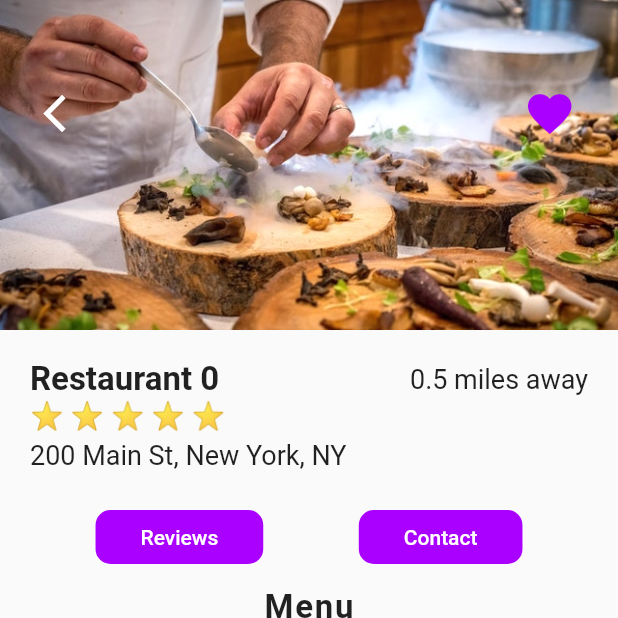
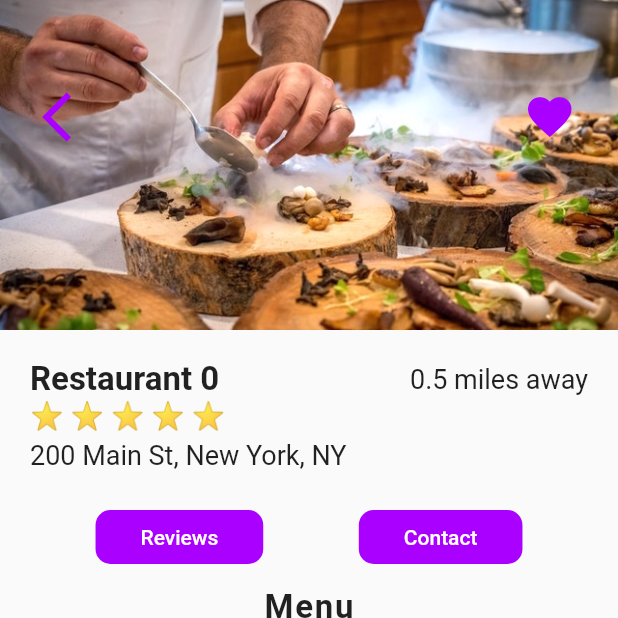
Before and after one commit to alexandrecyano/Food-Delivery-App-UI, a Flutter app: the screen it shows after launch, after a tap on "Restaurant 0", on a phone screen of 412 x 824 dp, the top half of it. Run offline on Flutter 3.47's test engine with Material 2 defaults, Android fonts, the phone set to English and light mode, and no system bars.

Commit message:
Changed button color in restaurant screen

```diff
--- a/lib/screens/cart_screen.dart
+++ b/lib/screens/cart_screen.dart
@@ -172,6 +172,7 @@ class _CartScreenState extends State<CartScreen> {
                     Text(
                       '\$${totalPrice.toStringAsFixed(2)}',
                       style: TextStyle(
+                        color: Colors.green.shade700,
                         fontSize: 20.0,
                         fontWeight: FontWeight.w600,
                       ),
--- a/lib/screens/restaurant_screen.dart
+++ b/lib/screens/restaurant_screen.dart
@@ -115,8 +115,8 @@ class _RestaurantScreenState extends State<RestaurantScreen> {
                   children: <Widget>[
                     IconButton(
                       icon: Icon(Icons.arrow_back_ios),
-                      color: Colors.white,
-                      iconSize: 30.0,
+                      color: Theme.of(context).primaryColor,
+                      iconSize: 40.0,
                       onPressed: () => Navigator.pop(context),
                     ),
                     IconButton(
```
